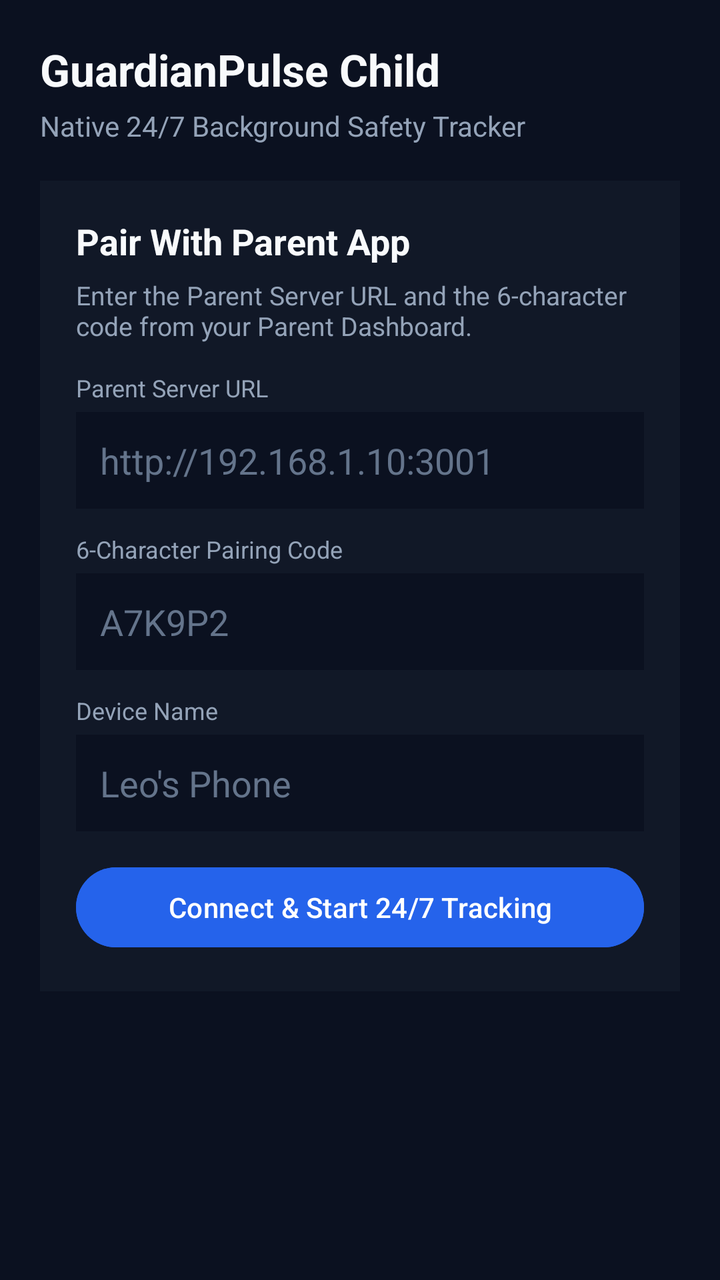
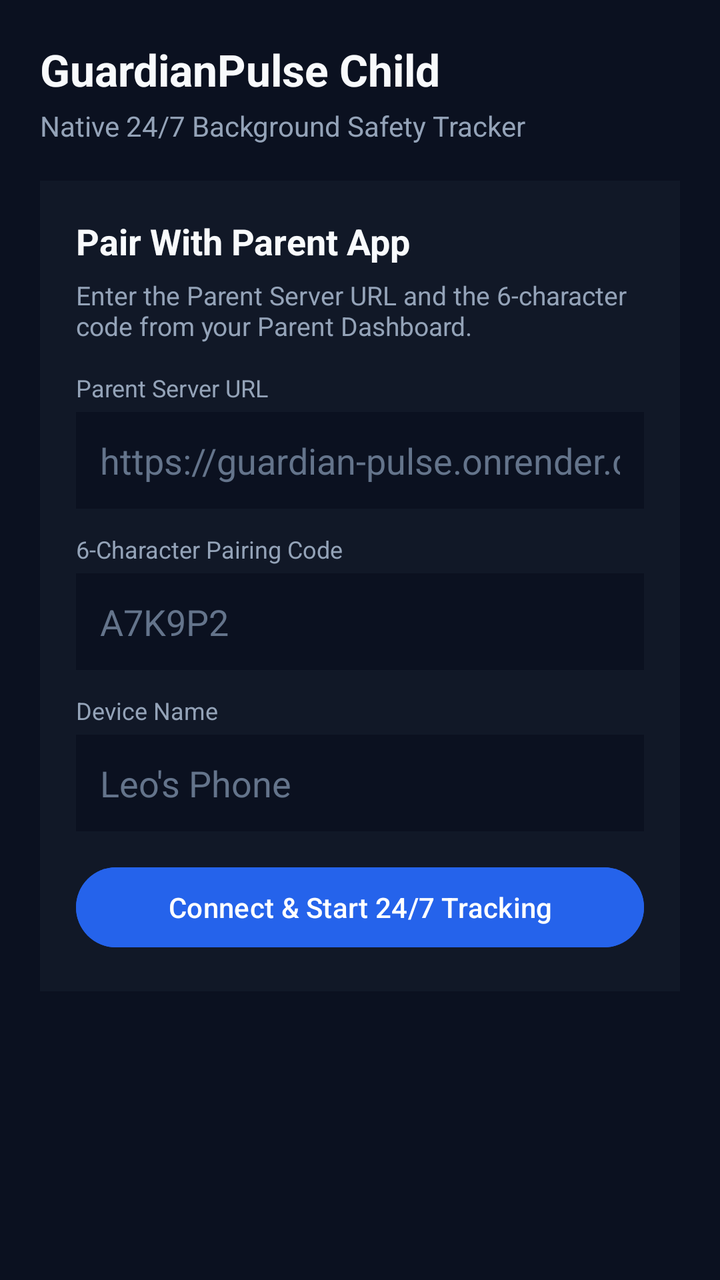

An Android layout rendered at two revisions. The XML below is the earlier revision; the diff shows what the commit changed to produce the second picture.
<!-- AndroidManifest.xml: application theme Theme.GuardianPulseChild -->
<!-- res/layout/activity_main.xml -->
<?xml version="1.0" encoding="utf-8"?>
<ScrollView xmlns:android="http://schemas.android.com/apk/res/android"
    android:layout_width="match_parent"
    android:layout_height="match_parent"
    android:background="#0B1120"
    android:fillViewport="true">

    <LinearLayout
        android:layout_width="match_parent"
        android:layout_height="wrap_content"
        android:orientation="vertical"
        android:padding="20dp">

        <TextView
            android:layout_width="wrap_content"
            android:layout_height="wrap_content"
            android:text="GuardianPulse Child"
            android:textColor="#F8FAFC"
            android:textSize="22sp"
            android:textStyle="bold" />

        <TextView
            android:layout_width="wrap_content"
            android:layout_height="wrap_content"
            android:layout_marginTop="4dp"
            android:layout_marginBottom="18dp"
            android:text="Native 24/7 Background Safety Tracker"
            android:textColor="#94A3B8"
            android:textSize="14sp" />

        
        <LinearLayout
            android:id="@+id/pairCard"
            android:layout_width="match_parent"
            android:layout_height="wrap_content"
            android:background="#111827"
            android:orientation="vertical"
            android:padding="18dp">

            <TextView
                android:layout_width="wrap_content"
                android:layout_height="wrap_content"
                android:text="Pair With Parent App"
                android:textColor="#F8FAFC"
                android:textSize="18sp"
                android:textStyle="bold" />

            <TextView
                android:layout_width="wrap_content"
                android:layout_height="wrap_content"
                android:layout_marginTop="6dp"
                android:layout_marginBottom="14dp"
                android:text="Enter the Parent Server URL and the 6-character code from your Parent Dashboard."
                android:textColor="#94A3B8"
                android:textSize="13sp" />

            <TextView
                android:layout_width="wrap_content"
                android:layout_height="wrap_content"
                android:text="Parent Server URL"
                android:textColor="#94A3B8"
                android:textSize="12sp" />

            <EditText
                android:id="@+id/serverUrlInput"
                android:layout_width="match_parent"
                android:layout_height="wrap_content"
                android:layout_marginTop="4dp"
                android:layout_marginBottom="12dp"
                android:background="#0B1120"
                android:hint="http://192.168.1.10:3001"
                android:inputType="textUri"
                android:padding="12dp"
                android:textColor="#F8FAFC"
                android:textColorHint="#64748B" />

            <TextView
                android:layout_width="wrap_content"
                android:layout_height="wrap_content"
                android:text="6-Character Pairing Code"
                android:textColor="#94A3B8"
                android:textSize="12sp" />

            <EditText
                android:id="@+id/pairingCodeInput"
                android:layout_width="match_parent"
                android:layout_height="wrap_content"
                android:layout_marginTop="4dp"
                android:layout_marginBottom="12dp"
                android:background="#0B1120"
                android:hint="A7K9P2"
                android:inputType="textCapCharacters"
                android:maxLength="8"
                android:padding="12dp"
                android:textColor="#F8FAFC"
                android:textColorHint="#64748B" />

            <TextView
                android:layout_width="wrap_content"
                android:layout_height="wrap_content"
                android:text="Device Name"
                android:textColor="#94A3B8"
                android:textSize="12sp" />

            <EditText
                android:id="@+id/deviceNameInput"
                android:layout_width="match_parent"
                android:layout_height="wrap_content"
                android:layout_marginTop="4dp"
                android:layout_marginBottom="14dp"
                android:background="#0B1120"
                android:hint="Leo's Phone"
                android:inputType="text"
                android:padding="12dp"
                android:textColor="#F8FAFC"
                android:textColorHint="#64748B" />

            <TextView
                android:id="@+id/pairErrorText"
                android:layout_width="match_parent"
                android:layout_height="wrap_content"
                android:layout_marginBottom="12dp"
                android:textColor="#FCA5A5"
                android:textSize="13sp"
                android:visibility="gone" />

            <Button
                android:id="@+id/pairButton"
                android:layout_width="match_parent"
                android:layout_height="wrap_content"
                android:backgroundTint="#2563EB"
                android:text="Connect &amp; Start 24/7 Tracking"
                android:textColor="#FFFFFF" />
        </LinearLayout>

        
        <LinearLayout
            android:id="@+id/trackerCard"
            android:layout_width="match_parent"
            android:layout_height="wrap_content"
            android:background="#111827"
            android:orientation="vertical"
            android:padding="18dp"
            android:visibility="gone">

            <TextView
                android:id="@+id/statusTitle"
                android:layout_width="wrap_content"
                android:layout_height="wrap_content"
                android:text="24/7 Location Sharing Active"
                android:textColor="#10B981"
                android:textSize="18sp"
                android:textStyle="bold" />

            <TextView
                android:id="@+id/sharedWithLabel"
                android:layout_width="wrap_content"
                android:layout_height="wrap_content"
                android:layout_marginTop="6dp"
                android:layout_marginBottom="14dp"
                android:text="Sharing with Parent"
                android:textColor="#94A3B8"
                android:textSize="13sp" />

            <TextView
                android:id="@+id/telemetryCoords"
                android:layout_width="wrap_content"
                android:layout_height="wrap_content"
                android:text="Last fix: --"
                android:textColor="#F8FAFC"
                android:textSize="14sp" />

            <TextView
                android:id="@+id/telemetrySync"
                android:layout_width="wrap_content"
                android:layout_height="wrap_content"
                android:layout_marginTop="6dp"
                android:text="Last synced: -- · Offline queue: 0"
                android:textColor="#94A3B8"
                android:textSize="13sp" />

            <Button
                android:id="@+id/toggleButton"
                android:layout_width="match_parent"
                android:layout_height="wrap_content"
                android:layout_marginTop="16dp"
                android:backgroundTint="#1E293B"
                android:text="Pause Sharing"
                android:textColor="#F8FAFC" />

            <Button
                android:id="@+id/permissionsButton"
                android:layout_width="match_parent"
                android:layout_height="wrap_content"
                android:layout_marginTop="8dp"
                android:backgroundTint="#1E293B"
                android:text="Allow Background Location &amp; Disable Battery Sleep"
                android:textColor="#60A5FA" />

            <Button
                android:id="@+id/unpairButton"
                android:layout_width="match_parent"
                android:layout_height="wrap_content"
                android:layout_marginTop="12dp"
                android:backgroundTint="#7F1D1D"
                android:text="Disconnect Device"
                android:textColor="#FCA5A5" />
        </LinearLayout>
    </LinearLayout>
</ScrollView>
<!-- resources referenced by this layout -->
<resources>
  <style name="Theme.GuardianPulseChild" parent="Theme.Material3.DayNight.NoActionBar">
          <item name="android:statusBarColor">#0B1120</item>
          <item name="android:navigationBarColor">#0B1120</item>
      </style>
</resources>

<!-- the commit's change to res/layout/activity_main.xml (unified diff, before → after) -->
@@ -68,7 +68,7 @@
                 android:layout_marginTop="4dp"
                 android:layout_marginBottom="12dp"
                 android:background="#0B1120"
-                android:hint="http://192.168.1.10:3001"
+                android:hint="https://guardian-pulse.onrender.com"
                 android:inputType="textUri"
                 android:padding="12dp"
                 android:textColor="#F8FAFC"
